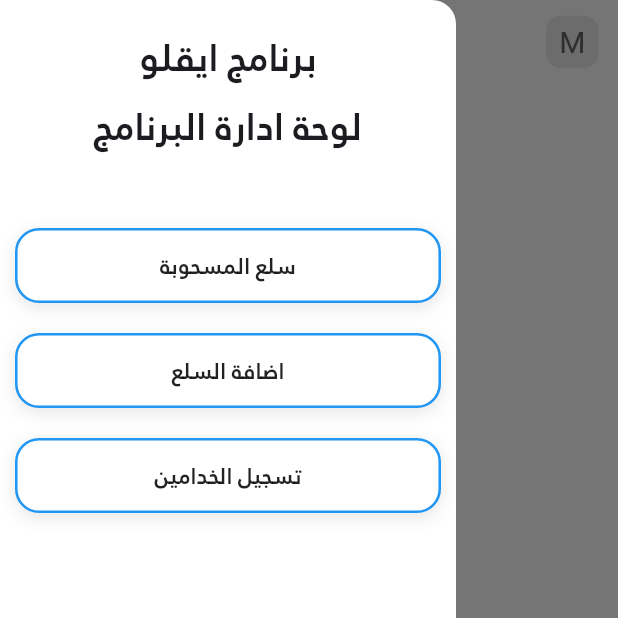
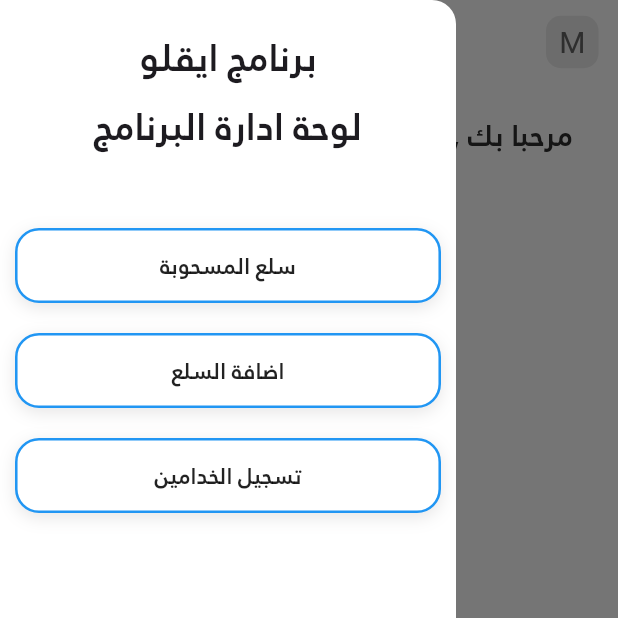
Before and after one commit to mdjeed/igloorealapp, a Flutter app: the HomePage screen opened by its route, after a tap on an icon or button, on a phone screen of 412 x 824 dp, the top half of it. Run offline on Flutter 3.47's test engine with Material 3 defaults, Android fonts, the phone set to English and light mode, and no system bars; our stand-ins replace animated_custom_dropdown, flutter_svg, shared_preferences; accounts and stored records are empty; network calls fail.

Commit message:
change hom

```diff
--- a/lib/homepage.dart
+++ b/lib/homepage.dart
@@ -80,7 +80,7 @@
   Future<void> loadUsername() async {
     SharedPreferences prefs = await SharedPreferences.getInstance();
     setState(() {
-      String username = prefs.getString('username') ?? '';
+      username = prefs.getString('username') ?? '';
     });
   }
 
@@ -118,8 +118,8 @@
                 child: IconButton(
                   icon: SvgPicture.asset(
                     'assets/images/humberg.svg',
-                    width: 35.0,
-                    height: 35.0,
+                    width: 37.0,
+                    height: 37.0,
                   ),
                   onPressed: () => Scaffold.of(context).openEndDrawer(),
                 ),
@@ -248,6 +248,29 @@
             ],
           ),
         ),
+        body: Container(
+            child: Stack(
+          children: [
+            RefreshIndicator(
+              onRefresh: loadUsername,
+              child: Column(
+                children: [
+                  Container(
+                    alignment: Alignment.topRight,
+                    padding: const EdgeInsets.only(right: 20, top: 20),
+                    child: Text(
+                      "  مرحبا بك ,$username",
+                      style: TextStyle(
+                          fontFamily: 'arabic',
+                          fontSize: 20,
+                          color: Color(0xff2e2e2e)),
+                    ),
+                  )
+                ],
+              ),
+            )
+          ],
+        )),
       ),
     );
   }
```
Also changed, not shown: assets/images/humberg.svg.
